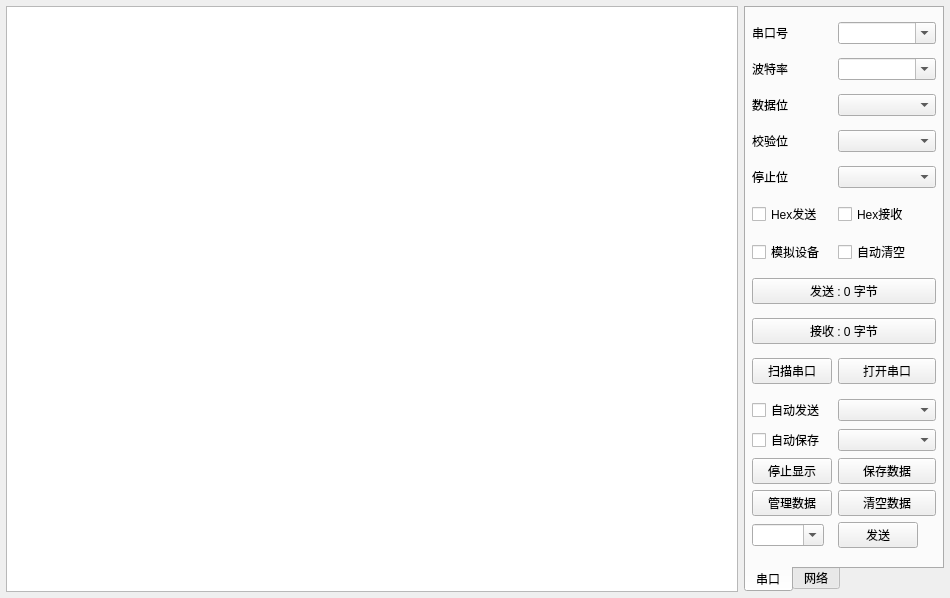
Qt form module/SerialPort/Ui_frmComTool.ui (zhengyeli/littleTools) before a commit.
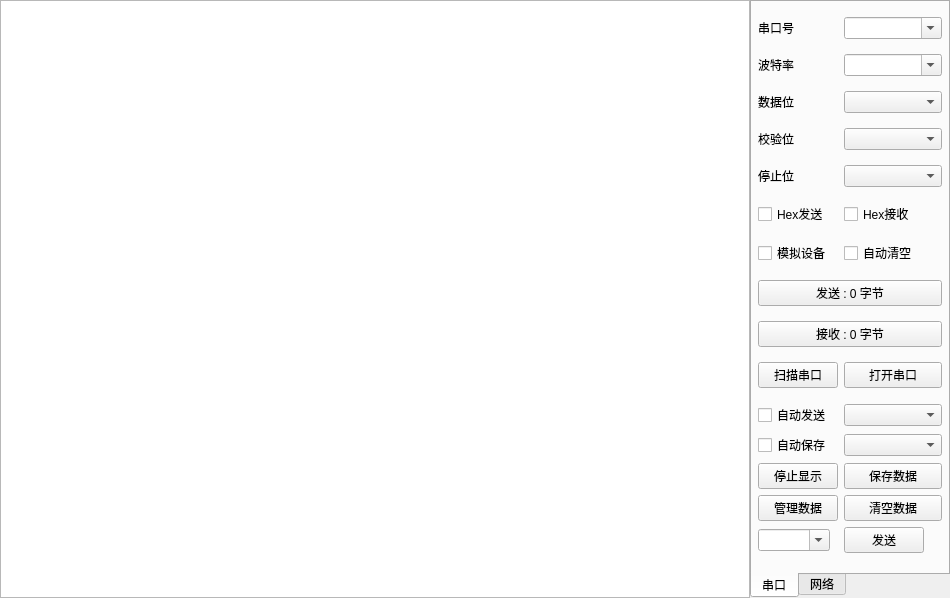
The same form after that commit.

The edit to the form file:
```diff
--- a/module/SerialPort/Ui_frmComTool.ui
+++ b/module/SerialPort/Ui_frmComTool.ui
@@ -12,16 +12,19 @@
   </property>
   <layout class="QGridLayout" name="gridLayout_3">
    <property name="leftMargin">
-    <number>6</number>
+    <number>0</number>
    </property>
    <property name="topMargin">
-    <number>6</number>
+    <number>0</number>
    </property>
    <property name="rightMargin">
-    <number>6</number>
+    <number>0</number>
    </property>
    <property name="bottomMargin">
-    <number>6</number>
+    <number>0</number>
+   </property>
+   <property name="spacing">
+    <number>0</number>
    </property>
    <item row="0" column="0">
     <widget class="QTextEdit" name="txtMain">
```
